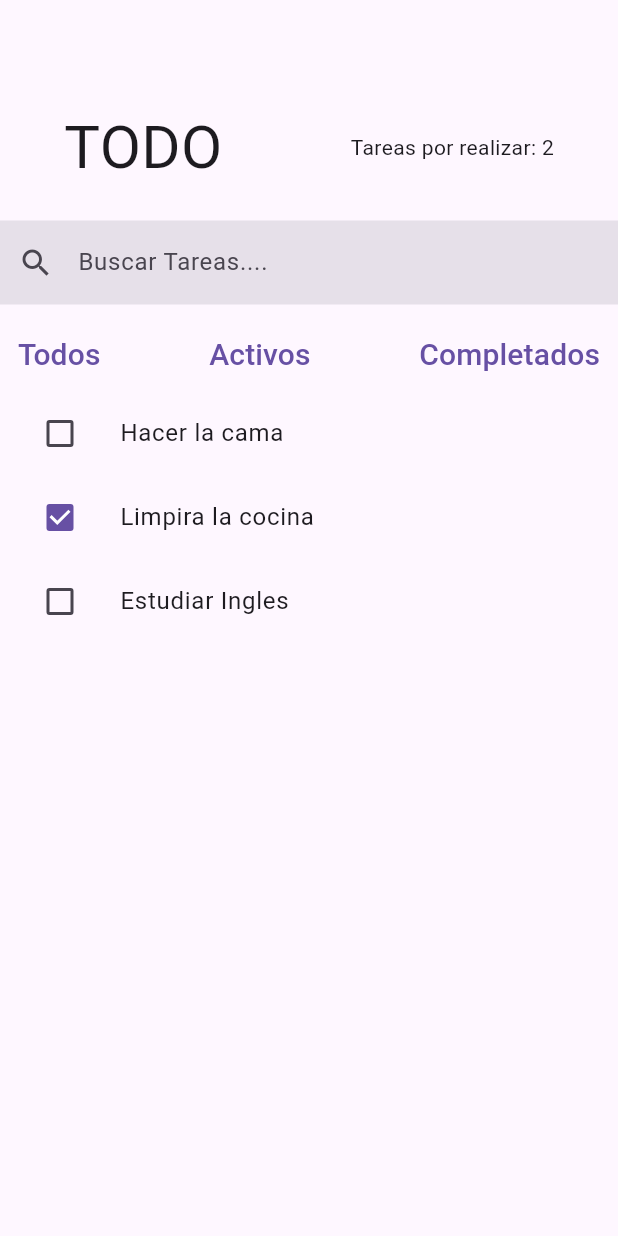
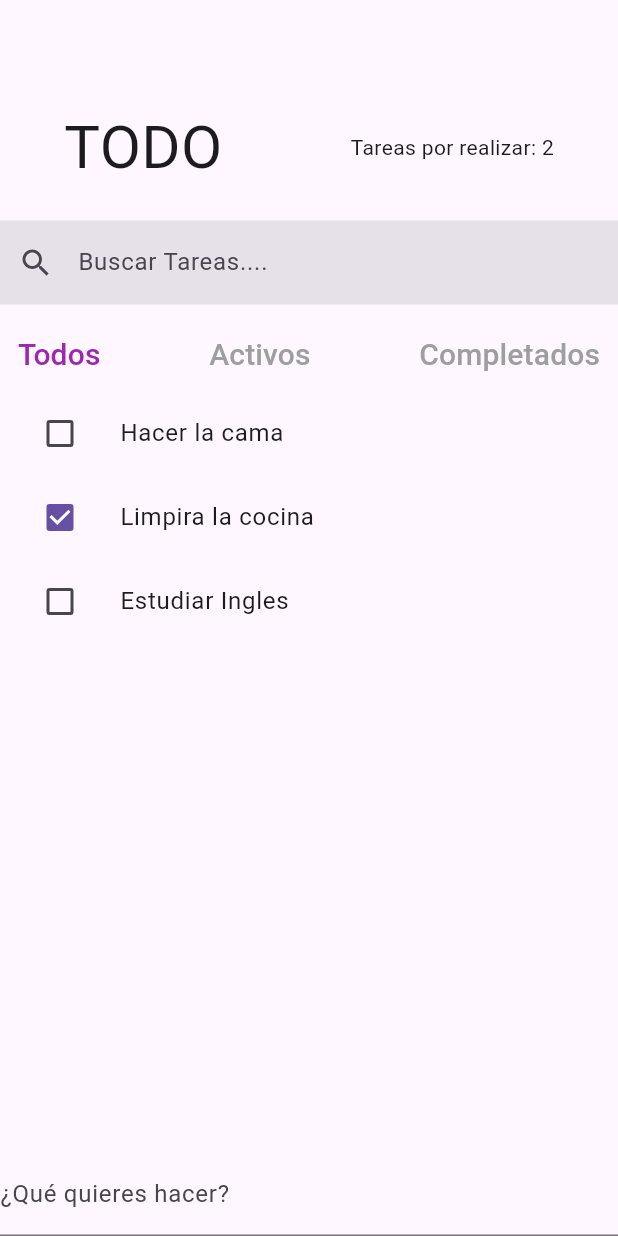
Before and after one commit to CIFO-Lacedemon/todo_app_cifo, a Flutter app: the screen it shows after launch, on a phone screen of 412 x 824 dp. Run offline on Flutter 3.47's test engine with Material 3 defaults, Android fonts, the phone set to English and light mode, and no system bars; our stand-ins replace flutter_bloc, go_router.

Commit message:
create todo

```diff
--- a/lib/modules/todo/cubits/todo_list/todo_list_cubit.dart
+++ b/lib/modules/todo/cubits/todo_list/todo_list_cubit.dart
@@ -85,4 +85,14 @@ class TodoListCubit extends Cubit<TodoListState> {
   void selectedCubit(TodoModel todo) {
     emit(state.copyWith(selectedTodo: todo));
   }
+
+  void addTodo(String todoDesc) {
+    final TodoModel newTodo = TodoModel(desc: todoDesc);
+
+    final List<TodoModel> newTodos = [...state.todos, newTodo];
+
+    emit(state.copyWith(todos: newTodos, selectedFilter: Filter.all));
+
+    setFilteredTodos(state.selectedFilter);
+  }
 }
--- a/lib/modules/todo/ui/pages/todos_details_page.dart
+++ b/lib/modules/todo/ui/pages/todos_details_page.dart
@@ -5,11 +5,11 @@ import 'package:todo_app_cifo/modules/todo/cubits/todo_list/todo_list_cubit.dart
 import 'package:todo_app_cifo/modules/todo/cubits/todo_list/todo_list_state.dart';
 import 'package:todo_app_cifo/modules/todo/data/models/todo_model.dart';
 
-// class TodoDetailsObject {
-//   final TodoModel? todoModel;
+class TodoDetailsObject {
+  final TodoModel? todoModel;
 
-//   TodoDetailsObject({required this.todoModel});
-// }
+  TodoDetailsObject({required this.todoModel});
+}
 
 class TodosDetailsPage extends StatelessWidget {
   // final TodoDetailsObject todoDetailsObject;
--- a/lib/modules/todo/ui/pages/todos_page.dart
+++ b/lib/modules/todo/ui/pages/todos_page.dart
@@ -3,6 +3,7 @@ import 'package:flutter_bloc/flutter_bloc.dart';
 import 'package:todo_app_cifo/modules/todo/cubits/todo_list/todo_list_cubit.dart';
 import 'package:todo_app_cifo/modules/todo/cubits/todo_list/todo_list_state.dart';
 import 'package:todo_app_cifo/modules/todo/data/models/todo_model.dart';
+import 'package:todo_app_cifo/modules/todo/ui/widgets/create_todo_widget.dart';
 import 'package:todo_app_cifo/modules/todo/ui/widgets/list_todos_widget.dart';
 import 'package:todo_app_cifo/modules/todo/ui/widgets/search_filter_todo_widget.dart';
 import 'package:todo_app_cifo/modules/todo/ui/widgets/todo_header_widget.dart';
@@ -25,6 +26,10 @@ class TodosPage extends StatelessWidget {
           ),
           SizedBox(height: 20),
           SearchFilterTodoWidget(),
+          Expanded(
+            child: ListView(
+              shrinkWrap: true,
+              children: [
                 BlocBuilder<TodoListCubit, TodoListState>(
                   builder: (context, state) {
                     if (state.todosFiltered.isEmpty &&
@@ -41,6 +46,10 @@ class TodosPage extends StatelessWidget {
                 ),
               ],
             ),
+          ),
+          CreateTodoWidget(),
+        ],
+      ),
     );
   }
 }
--- /dev/null
+++ b/lib/modules/todo/ui/widgets/create_todo_widget.dart
@@ -0,0 +1,17 @@
+import 'package:flutter/material.dart';
+import 'package:flutter_bloc/flutter_bloc.dart';
+import 'package:todo_app_cifo/modules/todo/cubits/todo_list/todo_list_cubit.dart';
+
+class CreateTodoWidget extends StatelessWidget {
+  const CreateTodoWidget({Key? key}) : super(key: key);
+
+  @override
+  Widget build(BuildContext context) {
+    return TextField(
+      decoration: InputDecoration(label: Text("¿Qué quieres hacer?")),
+      onSubmitted: (value) {
+        context.read<TodoListCubit>().addTodo(value);
+      },
+    );
+  }
+}
--- a/lib/modules/todo/ui/widgets/filter_button.dart
+++ b/lib/modules/todo/ui/widgets/filter_button.dart
@@ -1,6 +1,7 @@
 import 'package:flutter/material.dart';
 import 'package:flutter_bloc/flutter_bloc.dart';
 import 'package:todo_app_cifo/modules/todo/cubits/todo_list/todo_list_cubit.dart';
+import 'package:todo_app_cifo/modules/todo/cubits/todo_list/todo_list_state.dart';
 import 'package:todo_app_cifo/modules/todo/data/models/todo_model.dart';
 
 class FilterButton extends StatelessWidget {
@@ -9,10 +10,22 @@ class FilterButton extends StatelessWidget {
 
   @override
   Widget build(BuildContext context) {
-    return TextButton(
-      child: Text(getSpanishNameTodo(todo), style: TextStyle(fontSize: 20)),
-      onPressed: () {
-        context.read<TodoListCubit>().setFilteredTodos(todo);
+    return BlocBuilder<TodoListCubit, TodoListState>(
+      builder: (context, state) {
+        return TextButton(
+          child: Text(
+            getSpanishNameTodo(todo),
+            style: TextStyle(
+              fontSize: 20,
+              color: (state.selectedFilter == todo)
+                  ? Colors.purple
+                  : Colors.grey,
+            ),
+          ),
+          onPressed: () {
+            context.read<TodoListCubit>().setFilteredTodos(todo);
+          },
+        );
       },
     );
   }
```
Lines whose indentation alone changed are shown as unchanged.
